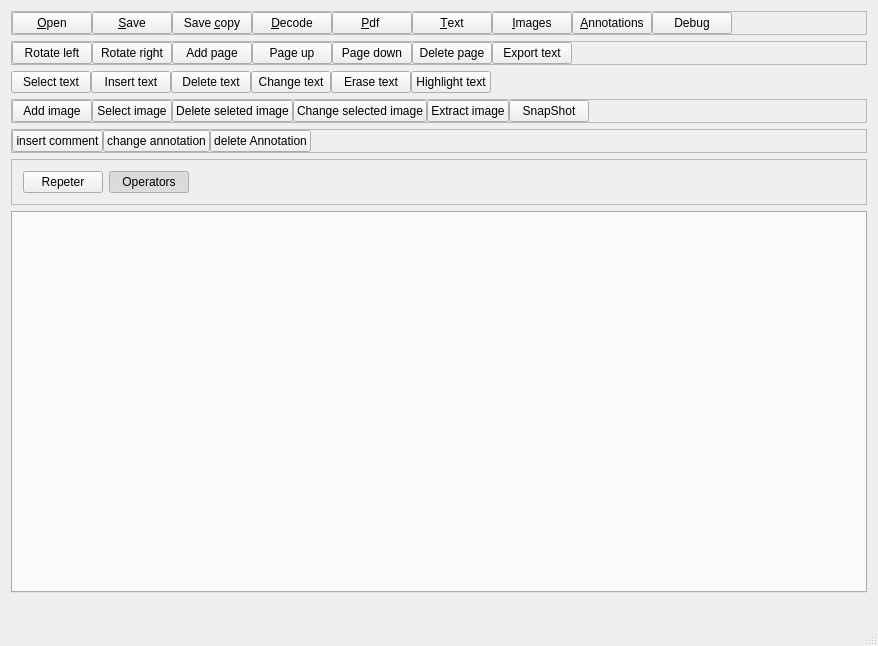
First picture: the form in pdfgui.ui, repository caronnee/pdfeditor, before the edit.
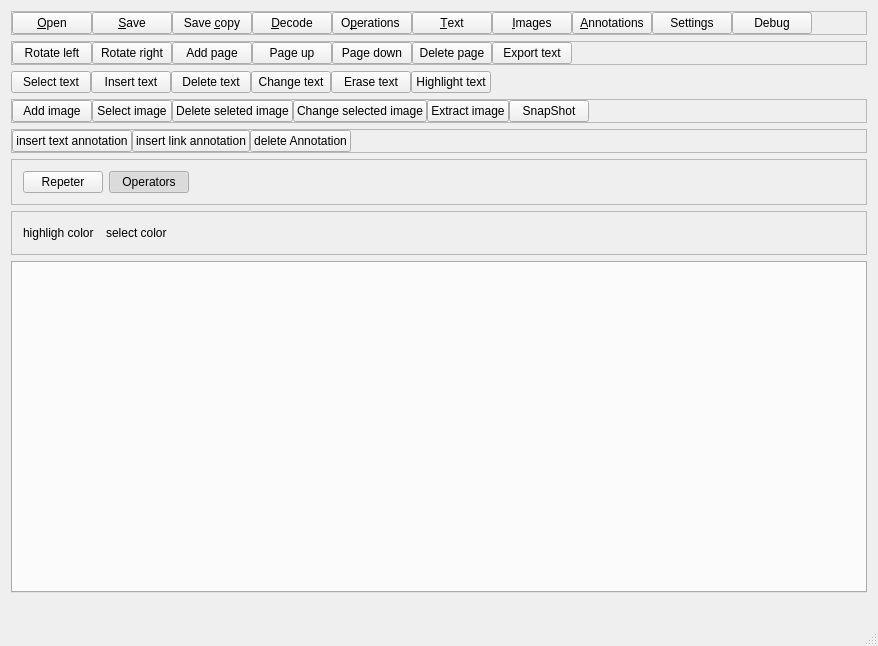
Second picture: the form after the edit. Icons and pictures are not drawn. Custom widgets are drawn as their Qt base class.

Commit message: opraveny insert textu

What changed in the file:
```diff
--- a/pdfgui.ui
+++ b/pdfgui.ui
@@ -131,7 +131,7 @@
           </sizepolicy>
          </property>
          <property name="text">
-          <string>&amp;Pdf </string>
+          <string>O&amp;perations </string>
          </property>
          <property name="icon">
           <iconset resource="pdf.qrc">
@@ -223,6 +223,29 @@
          </attribute>
         </widget>
        </item>
+       <item>
+        <widget class="QPushButton" name="settings">
+         <property name="text">
+          <string>Settings</string>
+         </property>
+         <property name="icon">
+          <iconset resource="pdf.qrc">
+           <normaloff>:/images/operator.jpg</normaloff>:/images/operator.jpg</iconset>
+         </property>
+         <property name="iconSize">
+          <size>
+           <width>32</width>
+           <height>32</height>
+          </size>
+         </property>
+         <property name="checkable">
+          <bool>true</bool>
+         </property>
+         <attribute name="buttonGroup">
+          <string>mainGroup</string>
+         </attribute>
+        </widget>
+       </item>
        <item>
         <widget class="QPushButton" name="debugButton">
          <property name="text">
@@ -771,7 +794,7 @@
        <item>
         <widget class="QPushButton" name="insertAnotation">
          <property name="text">
-          <string>insert comment</string>
+          <string>insert text annotation</string>
          </property>
          <property name="iconSize">
           <size>
@@ -787,7 +810,7 @@
        <item>
         <widget class="QPushButton" name="selectAnnotation">
          <property name="text">
-          <string>change annotation</string>
+          <string>insert link annotation</string>
          </property>
          <property name="checkable">
           <bool>true</bool>
@@ -878,6 +901,51 @@
       </layout>
      </widget>
     </item>
+    <item>
+     <widget class="QFrame" name="settingFrame">
+      <property name="frameShape">
+       <enum>QFrame::StyledPanel</enum>
+      </property>
+      <property name="frameShadow">
+       <enum>QFrame::Raised</enum>
+      </property>
+      <layout class="QHBoxLayout" name="horizontalLayout_5">
+       <item>
+        <widget class="QLabel" name="label">
+         <property name="text">
+          <string>highligh color</string>
+         </property>
+        </widget>
+       </item>
+       <item>
+        <widget class="ColorPicker" name="hcolor" native="true"/>
+       </item>
+       <item>
+        <widget class="QLabel" name="label_2">
+         <property name="text">
+          <string>select color</string>
+         </property>
+        </widget>
+       </item>
+       <item>
+        <widget class="ColorPicker" name="color" native="true"/>
+       </item>
+       <item>
+        <spacer name="horizontalSpacer_7">
+         <property name="orientation">
+          <enum>Qt::Horizontal</enum>
+         </property>
+         <property name="sizeHint" stdset="0">
+          <size>
+           <width>40</width>
+           <height>20</height>
+          </size>
+         </property>
+        </spacer>
+       </item>
+      </layout>
+     </widget>
+    </item>
     <item>
      <widget class="OpenPdf" name="openedPdfs">
       <property name="acceptDrops">
@@ -918,6 +986,12 @@
  </widget>
  <layoutdefault spacing="6" margin="11"/>
  <customwidgets>
+  <customwidget>
+   <class>ColorPicker</class>
+   <extends>QWidget</extends>
+   <header>colorpicker.h</header>
+   <container>1</container>
+  </customwidget>
   <customwidget>
    <class>OpenPdf</class>
    <extends>QTabWidget</extends>
```
Left out of the diff: 18 changed lines with no effect on the pictures. The commit also changes 16 other files.
